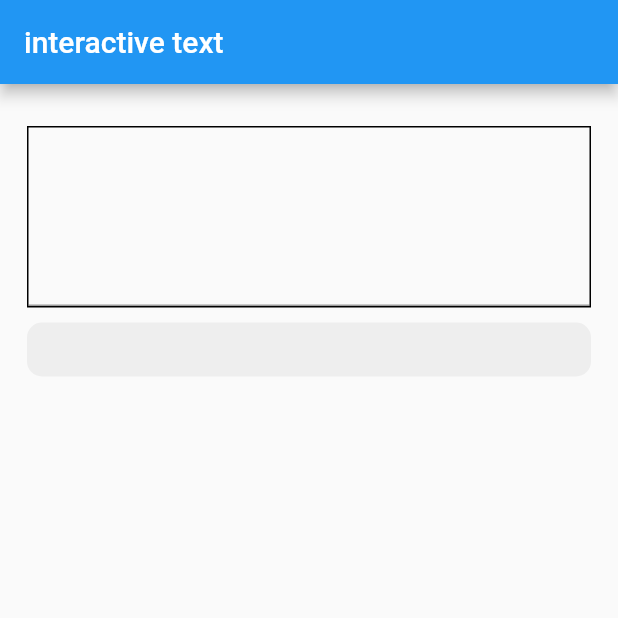
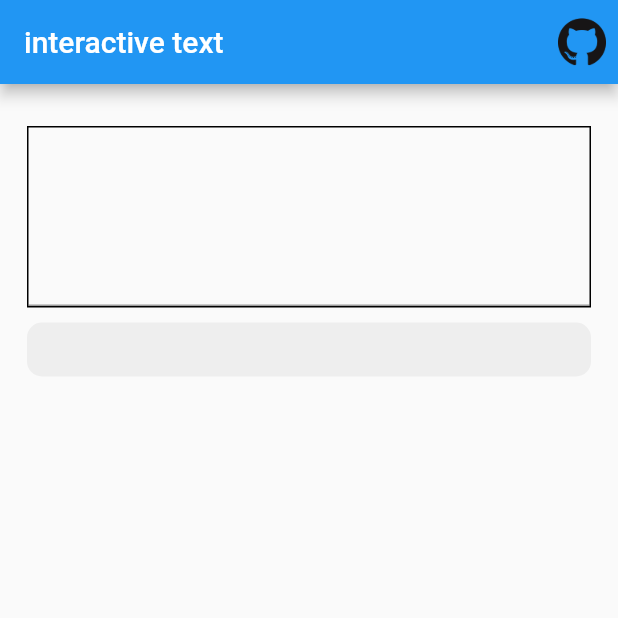
Before and after one commit to xEyad/interactive_text_flutter, a Flutter app: the screen it shows after launch, on a phone screen of 412 x 824 dp, the top half of it. Run offline on Flutter 3.47's test engine with Material 2 defaults, Android fonts, the phone set to English and light mode, and no system bars.

Commit message:
more code organization

```diff
--- a/lib/main.dart
+++ b/lib/main.dart
@@ -1,39 +1,6 @@
 import 'package:flutter/material.dart';
-import 'package:interactive_text/model/predictionItem.dart';
-import 'package:interactive_text/widgets/textwidget.dart';
+import 'package:interactive_text/root.dart';
 
 void main() {
-  runApp(MyApp());
+  runApp(const Root());
 }
-
-class MyApp extends StatelessWidget {
-  final predictionList = [
-  {
-    "trigger" : "cat",
-    "suggestions": ["tuna", "mice"]
-  },
-  {
-    "trigger" : "dog",
-    "suggestions": ["bones", "carrots"]
-  },
-  {
-    "trigger" : "mouse",
-    "suggestions": ["cheese", "apple"]
-  }
-  ].map((e) => PredictionItem.fromJson(e)).toList();
-  MyApp({Key? key}) : super(key: key);
-
-  // This widget is the root of your application.
-  @override
-  Widget build(BuildContext context) {
-
-
-  return MaterialApp(
-      title: 'interactive text',
-      theme: ThemeData(
-        primarySwatch: Colors.blue,
-      ),
-      home: TextWidget(predictionList: predictionList,),
-    );
-  }
-}
--- /dev/null
+++ b/lib/root.dart
@@ -0,0 +1,20 @@
+
+import 'package:flutter/material.dart';
+import 'package:interactive_text/screens/homeScreen.dart';
+
+class Root extends StatelessWidget {
+  const Root({Key? key}) : super(key: key);
+
+  // This widget is the root of your application.
+  @override
+  Widget build(BuildContext context) {
+  return MaterialApp(
+    debugShowCheckedModeBanner: false,
+      title: 'Interactive text',
+      theme: ThemeData(
+        primarySwatch: Colors.blue,
+      ),
+      home: HomeScreen(),
+    );
+  }
+}
--- /dev/null
+++ b/lib/screens/homeScreen.dart
@@ -0,0 +1,50 @@
+import 'package:flutter/material.dart';
+import 'package:interactive_text/model/predictionItem.dart';
+import 'package:interactive_text/widgets/textwidget.dart';
+import 'package:url_launcher/url_launcher.dart';
+class HomeScreen extends StatefulWidget {
+  HomeScreen({Key? key}) : super(key: key);
+
+  @override
+  State<HomeScreen> createState() => _HomeScreenState();
+}
+
+class _HomeScreenState extends State<HomeScreen> {
+
+  final predictionList = [
+  {
+    "trigger" : "cat",
+    "suggestions": ["tuna", "mice"]
+  },
+  {
+    "trigger" : "dog",
+    "suggestions": ["bones", "carrots"]
+  },
+  {
+    "trigger" : "mouse",
+    "suggestions": ["cheese", "apple"]
+  }
+  ].map((e) => PredictionItem.fromJson(e)).toList();
+
+  Future<void> openGithubSource() async{
+    try{
+      launchUrl(Uri.parse("https://github.com/xEyad/interactive_text_flutter"));
+    }catch(e)
+    {
+      print('Could not launch url');
+    }
+  }
+
+  @override
+  Widget build(BuildContext context) {
+    return Scaffold(
+      appBar: AppBar(title: Text("interactive text"),actions: [
+        IconButton(onPressed: openGithubSource, icon: Image.asset("assets/github.png"),tooltip: "Show source in github",)
+      ]),
+      body: Padding(
+        padding: const EdgeInsets.all(18.0),
+        child: TextWidget(predictionList: predictionList)
+      ),
+    );
+  }
+}
--- a/lib/widgets/predictionWord.dart
+++ b/lib/widgets/predictionWord.dart
@@ -19,6 +19,7 @@ class _PredictionWordState extends State<PredictionWord> {
   @override
   Widget build(BuildContext context) {
     return PopupMenuButton(
+      tooltip: "Show suggestions",
       child: content(),
       itemBuilder: (context)=>foods.map((e) => PopupMenuItem(child:Text(e),value: e,onTap: (){
         setState(() {
@@ -47,7 +48,6 @@ class _PredictionWordState extends State<PredictionWord> {
             Text(species,style: TextStyle(color: clr),),
             selection==null ? SizedBox() : Text(selection!,style: TextStyle(color: clr))
           ]),
-          // Icon(Icons.arrow_drop_down,color: clr,)
         ],
       ),
     );
--- a/lib/widgets/textwidget.dart
+++ b/lib/widgets/textwidget.dart
@@ -40,11 +40,7 @@ class _TextWidgetState extends State<TextWidget> {
 
   @override
   Widget build(BuildContext context) {
-    return Scaffold(
-      appBar: AppBar(title: Text("interactive text")),
-      body: Padding(
-        padding: const EdgeInsets.all(18.0),
-        child: Column(
+    return Column(
           mainAxisAlignment: MainAxisAlignment.start,
           children: [
             SizedBox(height: 10),
@@ -52,9 +48,8 @@ class _TextWidgetState extends State<TextWidget> {
             SizedBox(height: 10),
             previewWidget(),
           ],
-        ),
-      ),
-    );
+        );
+
   }
 
   Widget textArea()
--- a/pubspec.yaml
+++ b/pubspec.yaml
@@ -34,6 +34,7 @@ dependencies:
   # The following adds the Cupertino Icons font to your application.
   # Use with the CupertinoIcons class for iOS style icons.
   cupertino_icons: ^1.0.2
+  url_launcher: ^6.1.2
 
 dev_dependencies:
   flutter_test:
@@ -58,9 +59,8 @@ flutter:
   uses-material-design: true
 
   # To add assets to your application, add an assets section, like this:
-  # assets:
-  #   - images/a_dot_burr.jpeg
-  #   - images/a_dot_ham.jpeg
+  assets:
+    - assets/
 
   # An image asset can refer to one or more resolution-specific "variants", see
   # https://flutter.dev/assets-and-images/#resolution-aware.
```
Also changed, not shown: assets/github.png (added), pubspec.lock, 2 other files.
